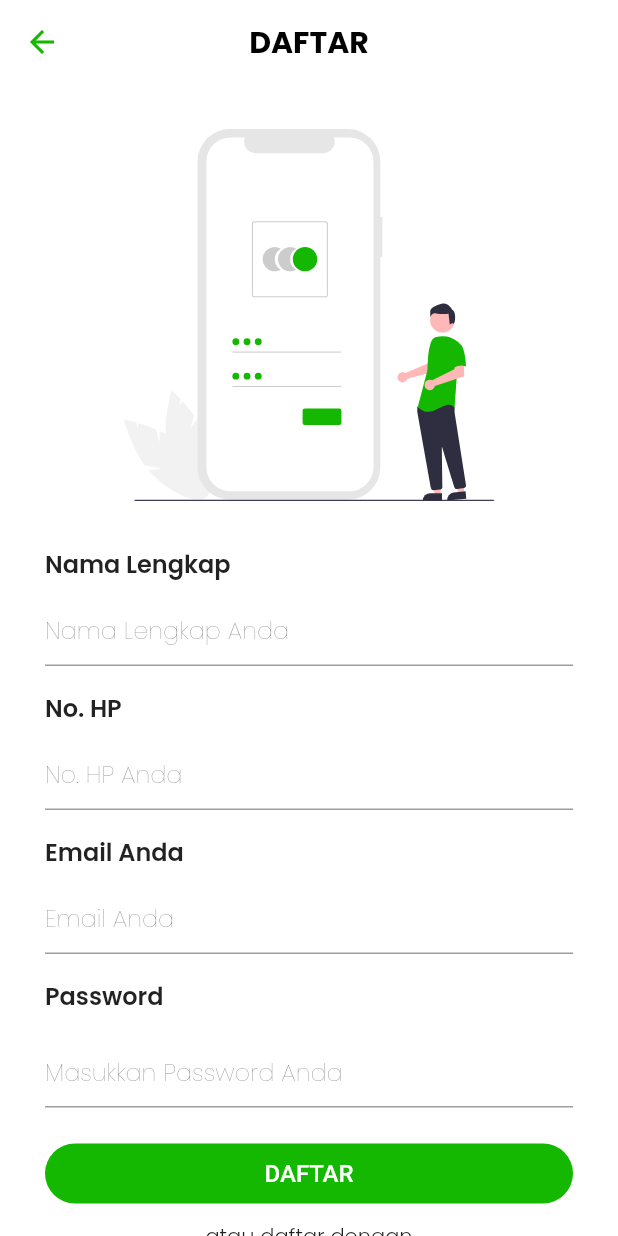
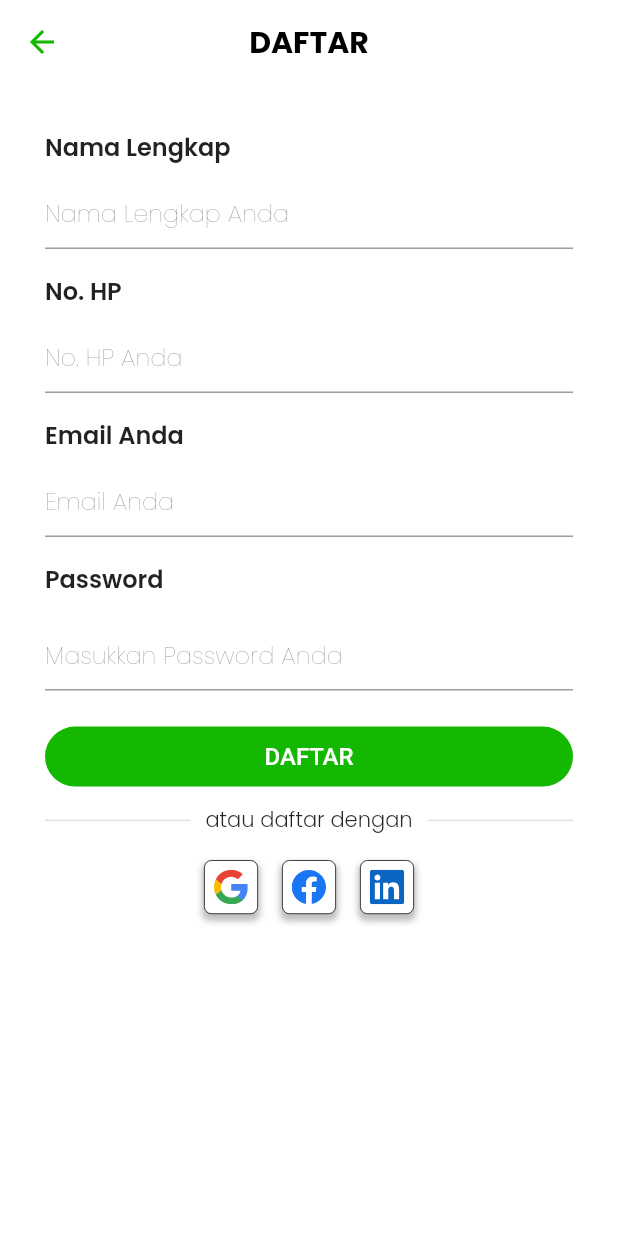
Before and after one commit to HarunNurahman/ghawe-jobs-app, a Flutter app: the RegisterScreen screen opened by its route, on a phone screen of 412 x 824 dp. Run offline on Flutter 3.47's test engine with Material 2 defaults, Android fonts, the phone set to English and light mode, and no system bars; our stand-ins replace device_preview, flutter_svg, get, google_fonts; missing offline and left inert: dart:html.

Commit message:
Layouting Register Screen

```diff
--- a/lib/pages/register_screen.dart
+++ b/lib/pages/register_screen.dart
@@ -1,5 +1,6 @@
 import 'package:flutter/material.dart';
 import 'package:flutter_svg/flutter_svg.dart';
+import 'package:get/get.dart';
 import 'package:ghawejobapp/shared/buttons.dart';
 import 'package:ghawejobapp/shared/constant.dart';
 import 'package:google_fonts/google_fonts.dart';
@@ -48,8 +49,8 @@ class _RegisterScreenState extends State<RegisterScreen> {
           child: Column(
             crossAxisAlignment: CrossAxisAlignment.start,
             children: [
-              const SizedBox(height: 30),
-              Header(context),
+              // const SizedBox(height: 30),
+              // Header(context),
               const SizedBox(height: 30),
               TextField(),
               const SizedBox(height: 12),
@@ -63,7 +64,89 @@ class _RegisterScreenState extends State<RegisterScreen> {
                     child: Container(
                       height: 36,
                       width: 36,
-                      decoration: BoxDecoration(),
+                      decoration: BoxDecoration(
+                        borderRadius: BorderRadius.circular(5),
+                        color: Colors.white,
+                        border: Border.all(color: Colors.black, width: 0.5),
+                        boxShadow: [
+                          BoxShadow(
+                            color: Colors.black.withOpacity(0.25),
+                            blurRadius: 3,
+                            spreadRadius: 1,
+                            offset: const Offset(0, 3),
+                          )
+                        ],
+                      ),
+                      child: Padding(
+                        padding: const EdgeInsets.all(6),
+                        child: GestureDetector(
+                          onTap: () {
+                            Get.toNamed('/home');
+                          },
+                          child:
+                              SvgPicture.asset('assets/images/img_google.svg'),
+                        ),
+                      ),
+                    ),
+                  ),
+                  Padding(
+                    padding: const EdgeInsets.only(right: 16),
+                    child: Container(
+                      height: 36,
+                      width: 36,
+                      decoration: BoxDecoration(
+                        borderRadius: BorderRadius.circular(5),
+                        color: Colors.white,
+                        border: Border.all(color: Colors.black, width: 0.5),
+                        boxShadow: [
+                          BoxShadow(
+                            color: Colors.black.withOpacity(0.25),
+                            blurRadius: 3,
+                            spreadRadius: 1,
+                            offset: const Offset(0, 3),
+                          )
+                        ],
+                      ),
+                      child: Padding(
+                        padding: const EdgeInsets.all(6),
+                        child: GestureDetector(
+                          onTap: () {
+                            Get.toNamed('/home');
+                          },
+                          child: SvgPicture.asset(
+                              'assets/images/img_facebook.svg'),
+                        ),
+                      ),
+                    ),
+                  ),
+                  Padding(
+                    padding: const EdgeInsets.only(right: 0),
+                    child: Container(
+                      height: 36,
+                      width: 36,
+                      decoration: BoxDecoration(
+                        borderRadius: BorderRadius.circular(5),
+                        color: Colors.white,
+                        border: Border.all(color: Colors.black, width: 0.5),
+                        boxShadow: [
+                          BoxShadow(
+                            color: Colors.black.withOpacity(0.25),
+                            blurRadius: 3,
+                            spreadRadius: 1,
+                            offset: const Offset(0, 3),
+                          )
+                        ],
+                      ),
+                      child: Padding(
+                        padding: const EdgeInsets.all(6),
+                        child: GestureDetector(
+                          onTap: () {
+                            Get.toNamed('/home');
+                          },
+                          child: SvgPicture.asset(
+                              'assets/images/img_linkedin.svg'),
+                        ),
+                      ),
                     ),
                   ),
                 ],
```
